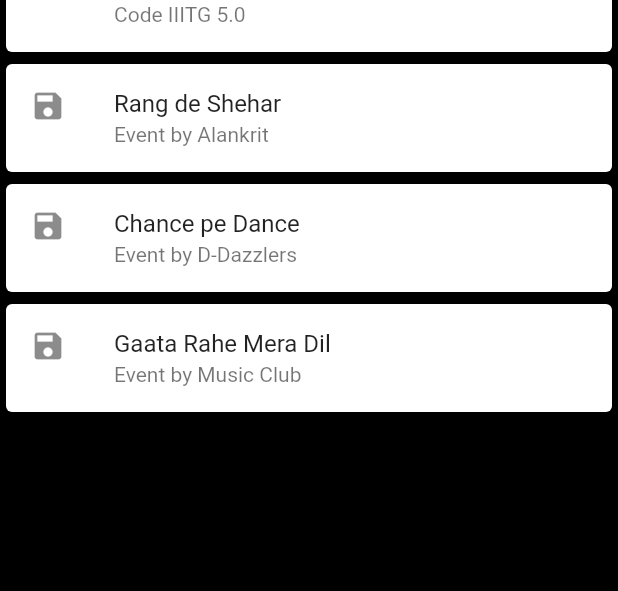
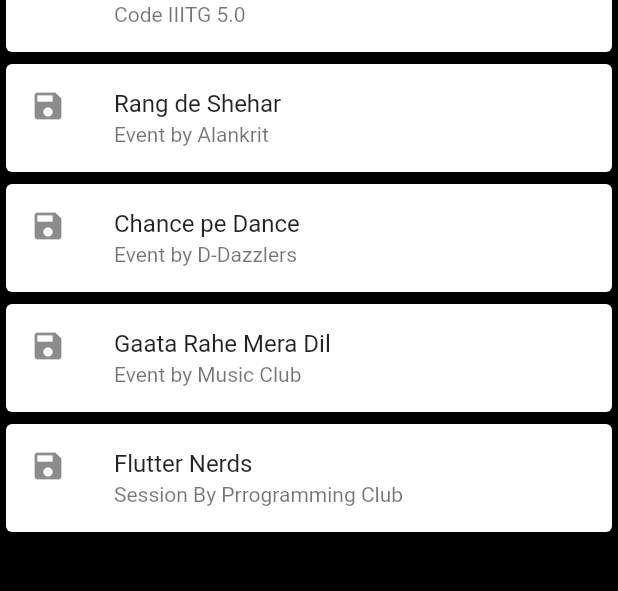
Before and after one commit to StiveDevs/flutter_stive, a Flutter app: the UserFeed screen opened directly, on a phone screen of 412 x 824 dp, the part 62-653 px from its top. Run offline on Flutter 3.47's test engine with Material 2 defaults, Android fonts, the phone set to English and light mode, and no system bars; our stand-ins replace flutter_login; missing offline and left inert: polls.

Commit message:
added poll feature and club images

```diff
--- a/lib/dummy/post_data.dart
+++ b/lib/dummy/post_data.dart
@@ -8,26 +8,38 @@ var DUMMY_POST = [
       subtitle: 'Code IIITG 5.0',
       ic: const Icon(Icons.save),
       description:
-          'The contest saw a great participation and the top three with highest score are : 1. Alex 2.George 3. Samuel. Congratulations to all the winners'),
+          'The contest saw a great participation and the top three with highest score are : 1. Alex 2.George 3. Samuel. Congratulations to all the winners',
+      pollAvailable: false),
   PostWidget(
       id: 2,
       title: 'Rang de Shehar',
       subtitle: 'Event by Alankrit',
       ic: const Icon(Icons.save),
       description:
-          'The contest saw a great participation and the top three with highest score are : 1. Alex 2.George 3. Samuel. Congratulations to all the winners'),
+          'The contest saw a great participation and the top three with highest score are : 1. Alex 2.George 3. Samuel. Congratulations to all the winners',
+      pollAvailable: false),
   PostWidget(
       id: 3,
       title: 'Chance pe Dance',
       subtitle: 'Event by D-Dazzlers',
       ic: const Icon(Icons.save),
       description:
-          'The contest saw a great participation and the top three with highest score are : 1. Alex 2.George 3. Samuel. Congratulations to all the winners'),
+          'The contest saw a great participation and the top three with highest score are : 1. Alex 2.George 3. Samuel. Congratulations to all the winners',
+      pollAvailable: false),
   PostWidget(
       id: 4,
       title: 'Gaata Rahe Mera Dil',
       subtitle: 'Event by Music Club',
       ic: const Icon(Icons.save),
       description:
-          'The contest saw a great participation and the top three with highest score are : 1. Alex 2.George 3. Samuel. Congratulations to all the winners'),
+          'The contest saw a great participation and the top three with highest score are : 1. Alex 2.George 3. Samuel. Congratulations to all the winners',
+      pollAvailable: false),
+  PostWidget(
+      id: 5,
+      title: 'Flutter Nerds',
+      subtitle: 'Session By Prrogramming Club',
+      ic: const Icon(Icons.save),
+      description:
+          'There will be a list of topics to choose what you want to learn in flutter .\n Please refer to the poll for the topics and vote for your topic of interest',
+      pollAvailable: true),
 ];
--- a/lib/models/post.dart
+++ b/lib/models/post.dart
@@ -6,10 +6,12 @@ class PostWidget {
   String subtitle;
   Icon ic;
   String description;
+  bool pollAvailable;
   PostWidget(
       {required this.id,
       required this.title,
       required this.subtitle,
       required this.ic,
-      required this.description});
+      required this.description,
+      required this.pollAvailable});
 }
--- a/lib/screens/user_feed.dart
+++ b/lib/screens/user_feed.dart
@@ -26,8 +26,10 @@ class _UserFeedState extends State<UserFeed> {
                     context,
                     MaterialPageRoute(
                       builder: (context) => PostDescription(
-                          title: DUMMY_POST[index].title,
-                          description: DUMMY_POST[index].description),
+                        title: DUMMY_POST[index].title,
+                        description: DUMMY_POST[index].description,
+                        pollAvailable: DUMMY_POST[index].pollAvailable,
+                      ),
                     ),
                   );
                 },
--- a/pubspec.yaml
+++ b/pubspec.yaml
@@ -38,6 +38,7 @@ dependencies:
   # The following adds the Cupertino Icons font to your application.
   # Use with the CupertinoIcons class for iOS style icons.
   cupertino_icons: ^1.0.2
+  polls: ^1.0.1
 
 dev_dependencies:
   flutter_test:
```
Also changed, not shown: lib/screens/post_desp.dart (+19 -4 lines), lib/widgets/poll.dart (added, +72 -0 lines), assets/images/Afsaane.png (added), assets/images/Alankrit.png (added), assets/images/Bioscope.jpg (added), assets/images/D-Dazzlers.png (added), assets/images/Kalrav.jpg (added), assets/images/Overbooked.png (added), assets/images/Portraiture.png (added), assets/images/Prashnatantra.jpg (added), assets/images/Tarang.jpg (added), pubspec.lock.
